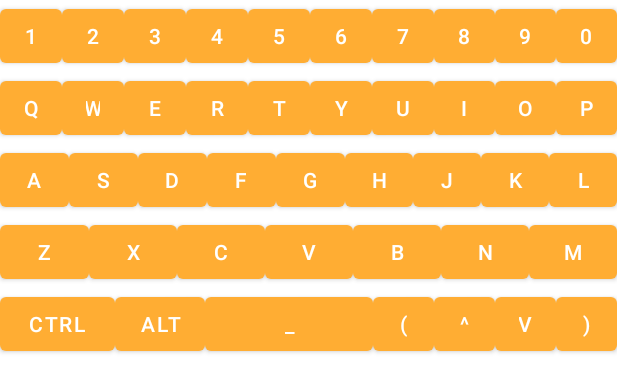
After one commit to ruffle-rs/ruffle-android, an Android app: the layout keyboard.xml on its own in the app's theme, with its tools: preview values and no code run, on a phone screen of 412 x 824 dp. The commit adds this screen. Shown: the top 392 px of the screen. Run offline under Robolectric (Android 15) with nearby library versions, the phone set to English and light mode, and no system bars.

Commit message:
Switch to GameActivity and add a keyboard!

```diff
--- a/app/ruffle/src/main/java/rs/ruffle/MainActivity.java
+++ b/app/ruffle/src/main/java/rs/ruffle/MainActivity.java
@@ -24,10 +24,6 @@ import java.net.URL;
 
 public class MainActivity extends AppCompatActivity {
 
-    static {
-        // load the native activity
-        System.loadLibrary("ruffle_android");
-    }
 
     protected void startFromContentUri(Uri uri) {
 
--- /dev/null
+++ b/app/ruffle/src/main/res/layout/keyboard.xml
@@ -0,0 +1,398 @@
+<?xml version="1.0" encoding="utf-8"?>
+<androidx.constraintlayout.widget.ConstraintLayout xmlns:android="http://schemas.android.com/apk/res/android"
+    xmlns:app="http://schemas.android.com/apk/res-auto"
+    xmlns:tools="http://schemas.android.com/tools"
+    android:layout_width="wrap_content"
+    android:layout_height="wrap_content"
+    android:minWidth="100px"
+    android:minHeight="50px"
+    android:tag="65 a">
+
+    <FrameLayout
+        android:layout_width="match_parent"
+        android:layout_height="wrap_content">
+
+        <LinearLayout
+            android:layout_width="411dp"
+            android:layout_height="wrap_content"
+            android:orientation="vertical"
+            app:layout_constrainedHeight="true">
+
+            <LinearLayout
+                android:layout_width="match_parent"
+                android:layout_height="wrap_content"
+                android:orientation="horizontal">
+
+                <Button
+                    android:id="@+id/button7"
+                    android:layout_width="wrap_content"
+                    android:layout_height="wrap_content"
+                    android:layout_weight="1"
+                    android:tag="49 1"
+                    android:text="1" />
+
+                <Button
+                    android:id="@+id/button6"
+                    android:layout_width="wrap_content"
+                    android:layout_height="wrap_content"
+                    android:layout_weight="1"
+                    android:tag="50 2"
+                    android:text="2" />
+
+                <Button
+                    android:id="@+id/button5"
+                    android:layout_width="wrap_content"
+                    android:layout_height="wrap_content"
+                    android:layout_weight="1"
+                    android:tag="51 3"
+                    android:text="3" />
+
+                <Button
+                    android:id="@+id/button4"
+                    android:layout_width="wrap_content"
+                    android:layout_height="wrap_content"
+                    android:layout_weight="1"
+                    android:tag="52 4"
+                    android:text="4" />
+
+                <Button
+                    android:id="@+id/button2"
+                    android:layout_width="wrap_content"
+                    android:layout_height="wrap_content"
+                    android:layout_weight="1"
+                    android:tag="53 5"
+                    android:text="5" />
+
+                <Button
+                    android:id="@+id/button12"
+                    android:layout_width="wrap_content"
+                    android:layout_height="wrap_content"
+                    android:layout_weight="1"
+                    android:tag="54 6"
+                    android:text="6" />
+
+                <Button
+                    android:id="@+id/button13"
+                    android:layout_width="wrap_content"
+                    android:layout_height="wrap_content"
+                    android:layout_weight="1"
+                    android:tag="55 7"
+                    android:text="7" />
+
+                <Button
+                    android:id="@+id/button14"
+                    android:layout_width="wrap_content"
+                    android:layout_height="wrap_content"
+                    android:layout_weight="1"
+                    android:tag="56 8"
+                    android:text="8" />
+
+                <Button
+                    android:id="@+id/button15"
+                    android:layout_width="wrap_content"
+                    android:layout_height="wrap_content"
+                    android:layout_weight="1"
+                    android:tag="57 9"
+                    android:text="9" />
+
+                <Button
+                    android:id="@+id/button16"
+                    android:layout_width="wrap_content"
+                    android:layout_height="wrap_content"
+                    android:layout_weight="1"
+                    android:tag="48 0"
+                    android:text="0" />
+            </LinearLayout>
+
+            <LinearLayout
+                android:layout_width="match_parent"
+                android:layout_height="wrap_content"
+                android:orientation="horizontal">
+
+                <Button
+                    android:id="@+id/button7"
+                    android:layout_width="wrap_content"
+                    android:layout_height="wrap_content"
+                    android:layout_weight="1"
+                    android:tag="81 q"
+                    android:text="Q" />
+
+                <Button
+                    android:id="@+id/button6"
+                    android:layout_width="wrap_content"
+                    android:layout_height="wrap_content"
+                    android:layout_weight="1"
+                    android:tag="87 w"
+                    android:text="W" />
+
+                <Button
+                    android:id="@+id/button5"
+                    android:layout_width="wrap_content"
+                    android:layout_height="wrap_content"
+                    android:layout_weight="1"
+                    android:tag="69 e"
+                    android:text="E" />
+
+                <Button
+                    android:id="@+id/button4"
+                    android:layout_width="wrap_content"
+                    android:layout_height="wrap_content"
+                    android:layout_weight="1"
+                    android:tag="82 r"
+                    android:text="R" />
+
+                <Button
+                    android:id="@+id/button2"
+                    android:layout_width="wrap_content"
+                    android:layout_height="wrap_content"
+                    android:layout_weight="1"
+                    android:tag="84 t"
+                    android:text="T" />
+
+                <Button
+                    android:id="@+id/button12"
+                    android:layout_width="wrap_content"
+                    android:layout_height="wrap_content"
+                    android:layout_weight="1"
+                    android:tag="89 y"
+                    android:text="Y" />
+
+                <Button
+                    android:id="@+id/button13"
+                    android:layout_width="wrap_content"
+                    android:layout_height="wrap_content"
+                    android:layout_weight="1"
+                    android:tag="85 u"
+                    android:text="U" />
+
+                <Button
+                    android:id="@+id/button14"
+                    android:layout_width="wrap_content"
+                    android:layout_height="wrap_content"
+                    android:layout_weight="1"
+                    android:tag="73 i"
+                    android:text="I" />
+
+                <Button
+                    android:id="@+id/button15"
+                    android:layout_width="wrap_content"
+                    android:layout_height="wrap_content"
+                    android:layout_weight="1"
+                    android:tag="79 o"
+                    android:text="O" />
+
+                <Button
+                    android:id="@+id/button16"
+                    android:layout_width="wrap_content"
+                    android:layout_height="wrap_content"
+                    android:layout_weight="1"
+                    android:tag="80 p"
+                    android:text="P" />
+            </LinearLayout>
+
+            <LinearLayout
+                android:layout_width="match_parent"
+                android:layout_height="wrap_content"
+                android:orientation="horizontal">
+
+                <Button
+                    android:id="@+id/button9"
+                    android:layout_width="wrap_content"
+                    android:layout_height="wrap_content"
+                    android:layout_weight="1"
+                    android:tag="65 a"
+                    android:text="A" />
+
+                <Button
+                    android:id="@+id/button8"
+                    android:layout_width="wrap_content"
+                    android:layout_height="wrap_content"
+                    android:layout_weight="1"
+                    android:tag="83 s"
+                    android:text="S" />
+
+                <Button
+                    android:id="@+id/button11"
+                    android:layout_width="wrap_content"
+                    android:layout_height="wrap_content"
+                    android:layout_weight="1"
+                    android:tag="68 d"
+                    android:text="D" />
+
+                <Button
+                    android:id="@+id/button17"
+                    android:layout_width="wrap_content"
+                    android:layout_height="wrap_content"
+                    android:layout_weight="1"
+                    android:tag="70 f"
+                    android:text="F" />
+
+                <Button
+                    android:id="@+id/button18"
+                    android:layout_width="wrap_content"
+                    android:layout_height="wrap_content"
+                    android:layout_weight="1"
+                    android:tag="71 g"
+                    android:text="G" />
+
+                <Button
+                    android:id="@+id/button19"
+                    android:layout_width="wrap_content"
+                    android:layout_height="wrap_content"
+                    android:layout_weight="1"
+                    android:tag="72 h"
+                    android:text="H" />
+
+                <Button
+                    android:id="@+id/button20"
+                    android:layout_width="wrap_content"
+                    android:layout_height="wrap_content"
+                    android:layout_weight="1"
+                    android:tag="74 j"
+                    android:text="J" />
+
+                <Button
+                    android:id="@+id/button21"
+                    android:layout_width="wrap_content"
+                    android:layout_height="wrap_content"
+                    android:layout_weight="1"
+                    android:tag="75 k"
+                    android:text="K" />
+
+                <Button
+                    android:id="@+id/button22"
+                    android:layout_width="wrap_content"
+                    android:layout_height="wrap_content"
+                    android:layout_weight="1"
+                    android:tag="76 l"
+                    android:text="L" />
+            </LinearLayout>
+
+            <LinearLayout
+                android:layout_width="match_parent"
+                android:layout_height="wrap_content"
+                android:orientation="horizontal">
+
+                <Button
+                    android:id="@+id/button10"
+                    android:layout_width="wrap_content"
+                    android:layout_height="wrap_content"
+                    android:layout_weight="1"
+                    android:tag="90 z"
+                    android:text="Z" />
+
+                <Button
+                    android:id="@+id/button23"
+                    android:layout_width="wrap_content"
+                    android:layout_height="wrap_content"
+                    android:layout_weight="1"
+                    android:tag="88 x"
+                    android:text="X" />
+
+                <Button
+                    android:id="@+id/button24"
+                    android:layout_width="wrap_content"
+                    android:layout_height="wrap_content"
+                    android:layout_weight="1"
+                    android:tag="67 c"
+                    android:text="C" />
+
+                <Button
+                    android:id="@+id/button25"
+                    android:layout_width="wrap_content"
+                    android:layout_height="wrap_content"
+                    android:layout_weight="1"
+                    android:tag="86 v"
+                    android:text="V" />
+
+                <Button
+                    android:id="@+id/button26"
+                    android:layout_width="wrap_content"
+                    android:layout_height="wrap_content"
+                    android:layout_weight="1"
+                    android:tag="66 b"
+                    android:text="B" />
+
+                <Button
+                    android:id="@+id/button27"
+                    android:layout_width="wrap_content"
+                    android:layout_height="wrap_content"
+                    android:layout_weight="1"
+                    android:tag="78 n"
+                    android:text="N" />
+
+                <Button
+                    android:id="@+id/button28"
+                    android:layout_width="wrap_content"
+                    android:layout_height="wrap_content"
+                    android:layout_weight="1"
+                    android:tag="77 m"
+                    android:text="M" />
+            </LinearLayout>
+
+            <LinearLayout
+                android:layout_width="match_parent"
+                android:layout_height="wrap_content"
+                android:orientation="horizontal">
+
+                <Button
+                    android:id="@+id/button10"
+                    android:layout_width="123dp"
+                    android:layout_height="wrap_content"
+                    android:layout_weight="1"
+                    android:tag="17"
+                    android:text="CTRL" />
+
+                <Button
+                    android:id="@+id/button25"
+                    android:layout_width="107dp"
+                    android:layout_height="wrap_content"
+                    android:layout_weight="1"
+                    android:tag="18"
+                    android:text="ALT" />
+
+                <Button
+                    android:id="@+id/button26"
+                    android:layout_width="159dp"
+                    android:layout_height="wrap_content"
+                    android:layout_weight="1"
+                    android:tag="32  "
+                    android:text="_" />
+
+                <Button
+                    android:id="@+id/button29"
+                    android:layout_width="wrap_content"
+                    android:layout_height="wrap_content"
+                    android:layout_weight="1"
+                    android:tag="37"
+                    android:text="(" />
+
+                <Button
+                    android:id="@+id/button30"
+                    android:layout_width="wrap_content"
+                    android:layout_height="wrap_content"
+                    android:layout_weight="1"
+                    android:tag="38"
+                    android:text="^" />
+
+                <Button
+                    android:id="@+id/button31"
+                    android:layout_width="wrap_content"
+                    android:layout_height="wrap_content"
+                    android:layout_weight="1"
+                    android:tag="40"
+                    android:text="v" />
+
+                <Button
+                    android:id="@+id/button32"
+                    android:layout_width="wrap_content"
+                    android:layout_height="wrap_content"
+                    android:layout_weight="1"
+                    android:tag="39"
+                    android:text=")" />
+
+            </LinearLayout>
+        </LinearLayout>
+    </FrameLayout>
+
+</androidx.constraintlayout.widget.ConstraintLayout>
```
Also changed, not shown: app/ruffle/build.gradle (+21 -2 lines), app/ruffle/src/main/java/rs/ruffle/FullscreenNativeActivity.java (+138 -2 lines), 3 other files.
